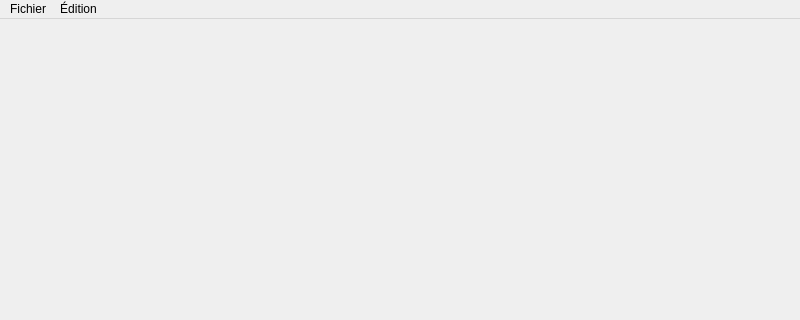
First picture: the form in gui/MainWindow.ui, repository hoxuanvinh1999/LO21_OOP, before the edit; both pictures show x 0 to 800 and y 0 to 320 of the 800 by 600 pixel window.
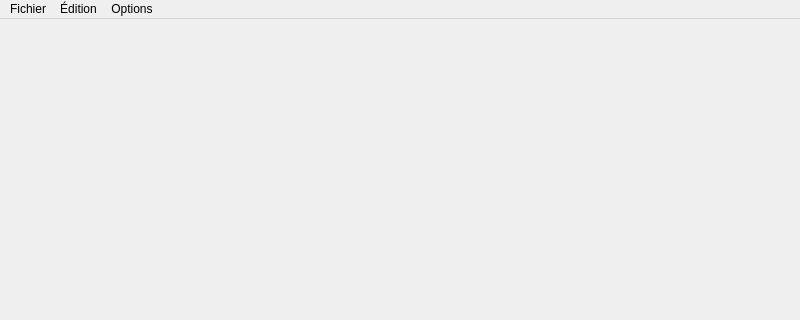
Second picture: the form after the edit. Icons and pictures are not drawn.

```diff
--- a/gui/MainWindow.ui
+++ b/gui/MainWindow.ui
@@ -50,8 +50,15 @@
     <addaction name="actionGenererReleve"/>
     <addaction name="actionGenererResultat"/>
    </widget>
+   <widget class="QMenu" name="menuOptions">
+    <property name="title">
+     <string>Options</string>
+    </property>
+    <addaction name="actionChargementContexteLancement"/>
+   </widget>
    <addaction name="menuFichier"/>
    <addaction name="menuEdition"/>
+   <addaction name="menuOptions"/>
   </widget>
   <widget class="QStatusBar" name="statusbar"/>
   <action name="actionNouveau">
```
Left out of the diff: 8 changed lines with no effect on the pictures.
